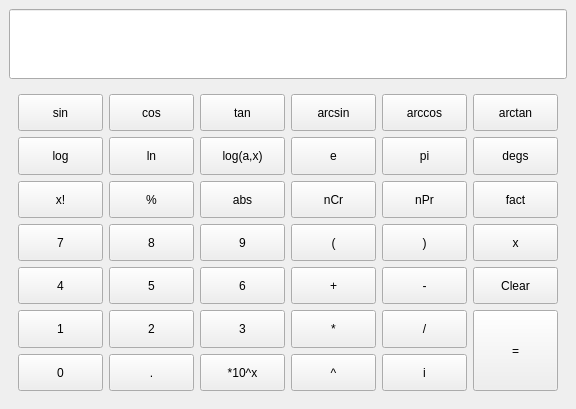
This is gui2.ui in twright/C1000-Intelligent-Calculator as Qt 5 draws it before an edit. The edited form follows.
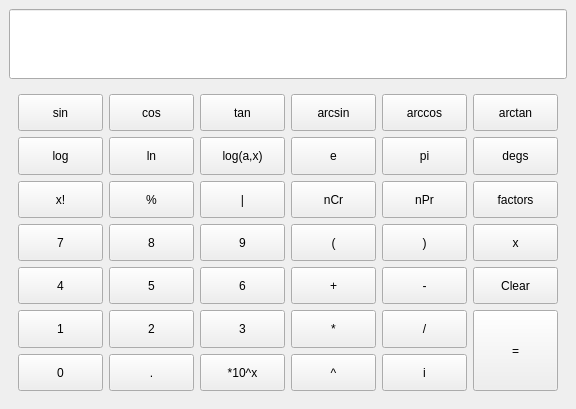
This is the edited form.

What changed in the file:
```diff
--- a/gui2.ui
+++ b/gui2.ui
@@ -295,7 +295,7 @@
           </sizepolicy>
          </property>
          <property name="text">
-          <string>abs</string>
+          <string>|</string>
          </property>
         </widget>
        </item>
@@ -568,7 +568,7 @@
           </sizepolicy>
          </property>
          <property name="text">
-          <string>fact</string>
+          <string>factors</string>
          </property>
         </widget>
        </item>
```
